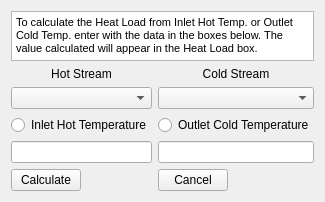
Above: interface/TempLoad.ui from CarlosTadeuVassoler/MPinch before the change. Below: the same form after it.
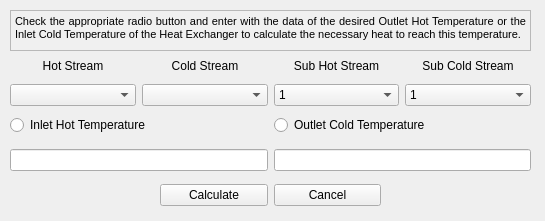
That is the form after the change.

What changed in the file:
```diff
--- a/interface/TempLoad.ui
+++ b/interface/TempLoad.ui
@@ -6,143 +6,188 @@
    <rect>
     <x>0</x>
     <y>0</y>
-    <width>314</width>
-    <height>193</height>
+    <width>545</width>
+    <height>221</height>
    </rect>
   </property>
   <property name="windowTitle">
    <string>Change Streams Temperature to calculate new Heat Load</string>
   </property>
-  <layout class="QGridLayout" name="gridLayout_2">
-   <item row="1" column="0">
-    <layout class="QGridLayout" name="gridLayout">
-     <item row="6" column="0">
-      <widget class="QPushButton" name="pushButton">
-       <property name="maximumSize">
-        <size>
-         <width>70</width>
-         <height>16777215</height>
-        </size>
-       </property>
+  <widget class="QWidget" name="horizontalLayoutWidget">
+   <property name="geometry">
+    <rect>
+     <x>10</x>
+     <y>80</y>
+     <width>521</width>
+     <height>31</height>
+    </rect>
+   </property>
+   <layout class="QHBoxLayout" name="horizontalLayout">
+    <item>
+     <widget class="QComboBox" name="comboBox"/>
+    </item>
+    <item>
+     <widget class="QComboBox" name="comboBox_2"/>
+    </item>
+    <item>
+     <widget class="QComboBox" name="comboBox_3">
+      <item>
        <property name="text">
-        <string>Calculate</string>
+        <string>1</string>
        </property>
-      </widget>
-     </item>
-     <item row="3" column="3" colspan="2">
-      <widget class="QRadioButton" name="radioButton_2">
+      </item>
+     </widget>
+    </item>
+    <item>
+     <widget class="QComboBox" name="comboBox_4">
+      <item>
        <property name="text">
-        <string>Outlet Cold Temperature</string>
+        <string>1</string>
        </property>
-      </widget>
-     </item>
-     <item row="5" column="0" colspan="3">
-      <widget class="QLineEdit" name="lineEdit">
-       <property name="maximumSize">
-        <size>
-         <width>142</width>
-         <height>16777215</height>
-        </size>
-       </property>
-      </widget>
-     </item>
-     <item row="0" column="0" colspan="5">
-      <widget class="QTextEdit" name="textEdit">
-       <property name="maximumSize">
-        <size>
-         <width>16777215</width>
-         <height>50</height>
-        </size>
-       </property>
-       <property name="html">
-        <string>&lt;!DOCTYPE HTML PUBLIC &quot;-//W3C//DTD HTML 4.0//EN&quot; &quot;http://www.w3.org/TR/REC-html40/strict.dtd&quot;&gt;
+      </item>
+     </widget>
+    </item>
+   </layout>
+  </widget>
+  <widget class="QWidget" name="horizontalLayoutWidget_2">
+   <property name="geometry">
+    <rect>
+     <x>10</x>
+     <y>50</y>
+     <width>521</width>
+     <height>31</height>
+    </rect>
+   </property>
+   <layout class="QHBoxLayout" name="horizontalLayout_2">
+    <item>
+     <widget class="QLabel" name="label_5">
+      <property name="text">
+       <string>Hot Stream</string>
+      </property>
+      <property name="alignment">
+       <set>Qt::AlignCenter</set>
+      </property>
+     </widget>
+    </item>
+    <item>
+     <widget class="QLabel" name="label_6">
+      <property name="text">
+       <string>Cold Stream</string>
+      </property>
+      <property name="alignment">
+       <set>Qt::AlignCenter</set>
+      </property>
+     </widget>
+    </item>
+    <item>
+     <widget class="QLabel" name="label_4">
+      <property name="text">
+       <string>Sub Hot Stream</string>
+      </property>
+      <property name="alignment">
+       <set>Qt::AlignCenter</set>
+      </property>
+     </widget>
+    </item>
+    <item>
+     <widget class="QLabel" name="label_3">
+      <property name="text">
+       <string>Sub Cold Stream</string>
+      </property>
+      <property name="alignment">
+       <set>Qt::AlignCenter</set>
+      </property>
+     </widget>
+    </item>
+   </layout>
+  </widget>
+  <widget class="QWidget" name="horizontalLayoutWidget_3">
+   <property name="geometry">
+    <rect>
+     <x>10</x>
+     <y>110</y>
+     <width>521</width>
+     <height>31</height>
+    </rect>
+   </property>
+   <layout class="QHBoxLayout" name="horizontalLayout_3">
+    <item>
+     <widget class="QRadioButton" name="radioButton_2">
+      <property name="text">
+       <string>Inlet Hot Temperature</string>
+      </property>
+     </widget>
+    </item>
+    <item>
+     <widget class="QRadioButton" name="radioButton">
+      <property name="text">
+       <string>Outlet Cold Temperature</string>
+      </property>
+     </widget>
+    </item>
+   </layout>
+  </widget>
+  <widget class="QWidget" name="horizontalLayoutWidget_4">
+   <property name="geometry">
+    <rect>
+     <x>10</x>
+     <y>140</y>
+     <width>521</width>
+     <height>41</height>
+    </rect>
+   </property>
+   <layout class="QHBoxLayout" name="horizontalLayout_4">
+    <item>
+     <widget class="QLineEdit" name="lineEdit_2"/>
+    </item>
+    <item>
+     <widget class="QLineEdit" name="lineEdit"/>
+    </item>
+   </layout>
+  </widget>
+  <widget class="QWidget" name="horizontalLayoutWidget_5">
+   <property name="geometry">
+    <rect>
+     <x>160</x>
+     <y>180</y>
+     <width>221</width>
+     <height>31</height>
+    </rect>
+   </property>
+   <layout class="QHBoxLayout" name="horizontalLayout_5">
+    <item>
+     <widget class="QPushButton" name="pushButton">
+      <property name="text">
+       <string>Calculate</string>
+      </property>
+     </widget>
+    </item>
+    <item>
+     <widget class="QPushButton" name="pushButton_2">
+      <property name="text">
+       <string>Cancel</string>
+      </property>
+     </widget>
+    </item>
+   </layout>
+  </widget>
+  <widget class="QTextEdit" name="textEdit">
+   <property name="geometry">
+    <rect>
+     <x>10</x>
+     <y>10</y>
+     <width>521</width>
+     <height>41</height>
+    </rect>
+   </property>
+   <property name="html">
+    <string>&lt;!DOCTYPE HTML PUBLIC &quot;-//W3C//DTD HTML 4.0//EN&quot; &quot;http://www.w3.org/TR/REC-html40/strict.dtd&quot;&gt;
 &lt;html&gt;&lt;head&gt;&lt;meta name=&quot;qrichtext&quot; content=&quot;1&quot; /&gt;&lt;style type=&quot;text/css&quot;&gt;
 p, li { white-space: pre-wrap; }
-&lt;/style&gt;&lt;/head&gt;&lt;body style=&quot; font-family:'MS Shell Dlg 2'; font-size:8.25pt; font-weight:400; font-style:normal;&quot;&gt;
-&lt;p style=&quot; margin-top:0px; margin-bottom:0px; margin-left:0px; margin-right:0px; -qt-block-indent:0; text-indent:0px;&quot;&gt;To calculate the Heat Load from Inlet Hot Temp. or Outlet Cold Temp. enter with the data in the boxes below. The value calculated will appear in the Heat Load box.&lt;/p&gt;&lt;/body&gt;&lt;/html&gt;</string>
-       </property>
-      </widget>
-     </item>
-     <item row="6" column="3">
-      <widget class="QPushButton" name="pushButton_2">
-       <property name="maximumSize">
-        <size>
-         <width>70</width>
-         <height>16777215</height>
-        </size>
-       </property>
-       <property name="text">
-        <string>Cancel</string>
-       </property>
-      </widget>
-     </item>
-     <item row="5" column="3" colspan="2">
-      <widget class="QLineEdit" name="lineEdit_2"/>
-     </item>
-     <item row="3" column="0" colspan="3">
-      <widget class="QRadioButton" name="radioButton">
-       <property name="maximumSize">
-        <size>
-         <width>142</width>
-         <height>16777215</height>
-        </size>
-       </property>
-       <property name="text">
-        <string>Inlet Hot Temperature</string>
-       </property>
-      </widget>
-     </item>
-     <item row="2" column="3" colspan="2">
-      <widget class="QComboBox" name="comboBox_2"/>
-     </item>
-     <item row="1" column="3" colspan="2">
-      <widget class="QLabel" name="label_3">
-       <property name="maximumSize">
-        <size>
-         <width>16777215</width>
-         <height>20</height>
-        </size>
-       </property>
-       <property name="text">
-        <string>Cold Stream</string>
-       </property>
-       <property name="alignment">
-        <set>Qt::AlignCenter</set>
-       </property>
-      </widget>
-     </item>
-     <item row="2" column="0" colspan="3">
-      <widget class="QComboBox" name="comboBox">
-       <property name="maximumSize">
-        <size>
-         <width>142</width>
-         <height>16777215</height>
-        </size>
-       </property>
-      </widget>
-     </item>
-     <item row="1" column="0" colspan="3">
-      <widget class="QLabel" name="label_5">
-       <property name="maximumSize">
-        <size>
-         <width>142</width>
-         <height>20</height>
-        </size>
-       </property>
-       <property name="layoutDirection">
-        <enum>Qt::LeftToRight</enum>
-       </property>
-       <property name="text">
-        <string>Hot Stream</string>
-       </property>
-       <property name="alignment">
-        <set>Qt::AlignCenter</set>
-       </property>
-      </widget>
-     </item>
-    </layout>
-   </item>
-  </layout>
+&lt;/style&gt;&lt;/head&gt;&lt;body style=&quot; font-family:'MS Shell Dlg 2'; font-size:8.25pt; font-weight:400; font-style:normal;&quot; bgcolor=&quot;#f0f0f0&quot;&gt;
+&lt;p align=&quot;justify&quot; style=&quot; margin-top:0px; margin-bottom:0px; margin-left:0px; margin-right:0px; -qt-block-indent:0; text-indent:0px;&quot;&gt;Check the appropriate radio button and enter with the data of the desired Outlet Hot Temperature or the Inlet Cold Temperature of the Heat Exchanger to calculate the necessary heat to reach this temperature.&lt;/p&gt;&lt;/body&gt;&lt;/html&gt;</string>
+   </property>
+  </widget>
  </widget>
  <resources/>
  <connections/>
```
Left out of the diff: 6 changed lines with no effect on the pictures.
